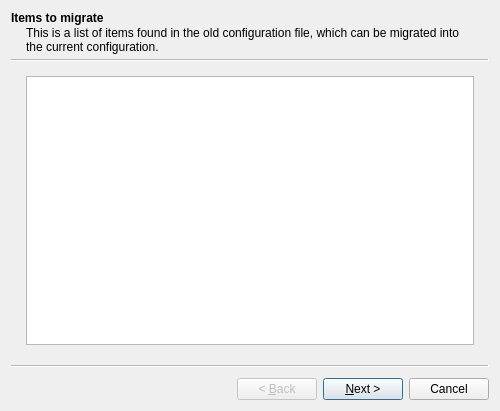
Old version of the form Plugins/ConfigMigration/configmigrationwizard.ui in the repository pawelsalawa/sqlitestudio.
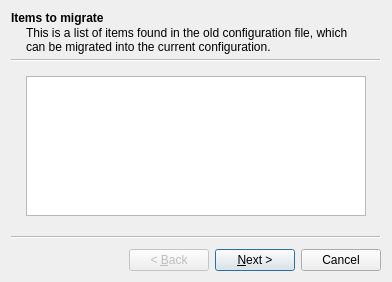
New version of the form.

Commit message: Config migration detects available items and shows them in dialog.

Diff of the .ui file:
```diff
--- a/Plugins/ConfigMigration/configmigrationwizard.ui
+++ b/Plugins/ConfigMigration/configmigrationwizard.ui
@@ -6,13 +6,16 @@
    <rect>
     <x>0</x>
     <y>0</y>
-    <width>500</width>
-    <height>411</height>
+    <width>392</width>
+    <height>282</height>
    </rect>
   </property>
   <property name="windowTitle">
    <string>Configuration migration</string>
   </property>
+  <property name="styleSheet">
+   <string notr="true">QTreeView::item {margin-top: 5px;}</string>
+  </property>
   <property name="options">
    <set>QWizard::NoDefaultButton</set>
   </property>
@@ -26,6 +29,18 @@
    <layout class="QVBoxLayout" name="verticalLayout">
     <item>
      <widget class="QTreeWidget" name="itemsTree">
+      <property name="indentation">
+       <number>0</number>
+      </property>
+      <property name="rootIsDecorated">
+       <bool>false</bool>
+      </property>
+      <property name="itemsExpandable">
+       <bool>false</bool>
+      </property>
+      <property name="expandsOnDoubleClick">
+       <bool>false</bool>
+      </property>
       <attribute name="headerVisible">
        <bool>false</bool>
       </attribute>
```
The commit also changes 5 other files.
